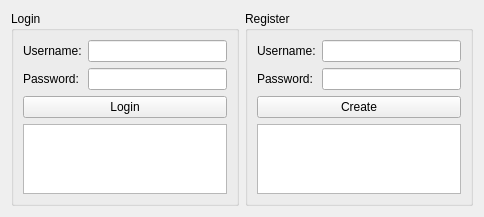
First picture: the form in NetworkRequest/loginregisterwindow.ui, repository CodexVII/Qt, before the edit.
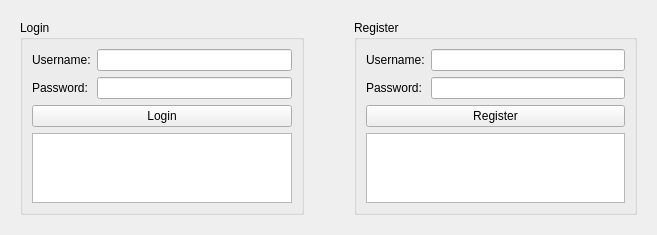
Second picture: the form after the edit.

```diff
--- a/NetworkRequest/loginregisterwindow.ui
+++ b/NetworkRequest/loginregisterwindow.ui
@@ -6,8 +6,8 @@
    <rect>
     <x>0</x>
     <y>0</y>
-    <width>484</width>
-    <height>209</height>
+    <width>657</width>
+    <height>225</height>
    </rect>
   </property>
   <property name="windowTitle">
@@ -16,6 +16,21 @@
   <layout class="QGridLayout" name="gridLayout">
    <item row="0" column="0">
     <layout class="QHBoxLayout" name="horizontalLayout">
+     <property name="spacing">
+      <number>50</number>
+     </property>
+     <property name="leftMargin">
+      <number>9</number>
+     </property>
+     <property name="topMargin">
+      <number>9</number>
+     </property>
+     <property name="rightMargin">
+      <number>9</number>
+     </property>
+     <property name="bottomMargin">
+      <number>9</number>
+     </property>
      <item>
       <widget class="QGroupBox" name="groupBox">
        <property name="title">
@@ -122,7 +137,7 @@
             <item row="2" column="0" colspan="2">
              <widget class="QPushButton" name="createUser">
               <property name="text">
-               <string>Create</string>
+               <string>Register</string>
               </property>
              </widget>
             </item>
```
Left out of the diff: 4 changed lines with no effect on the pictures.
